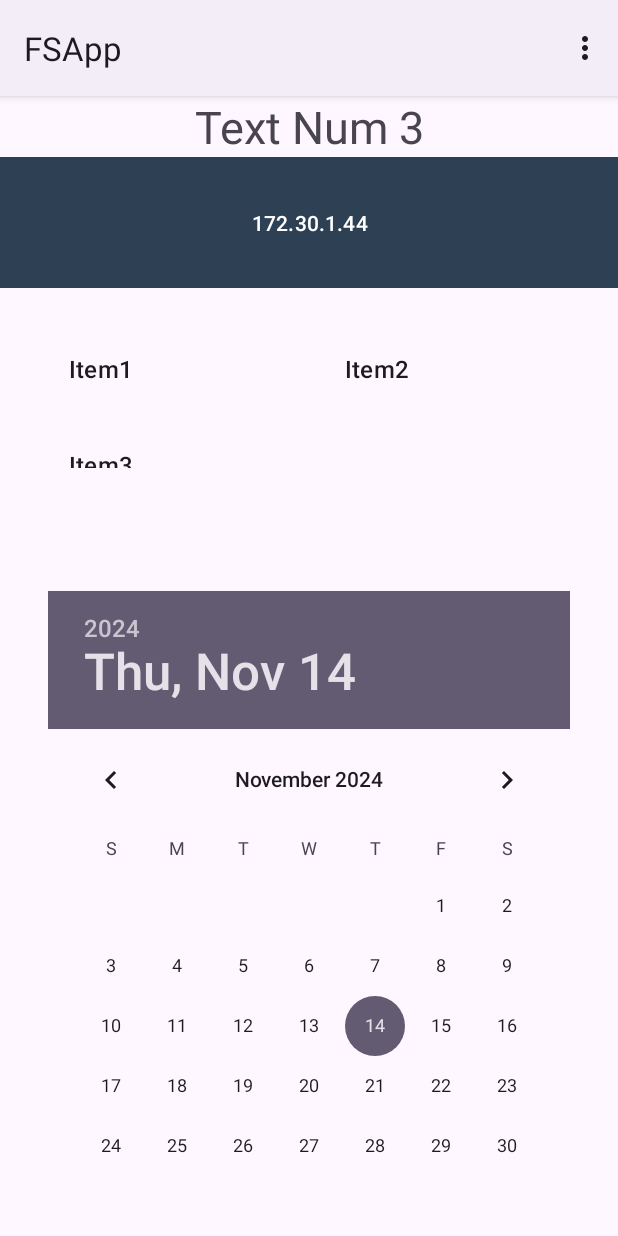
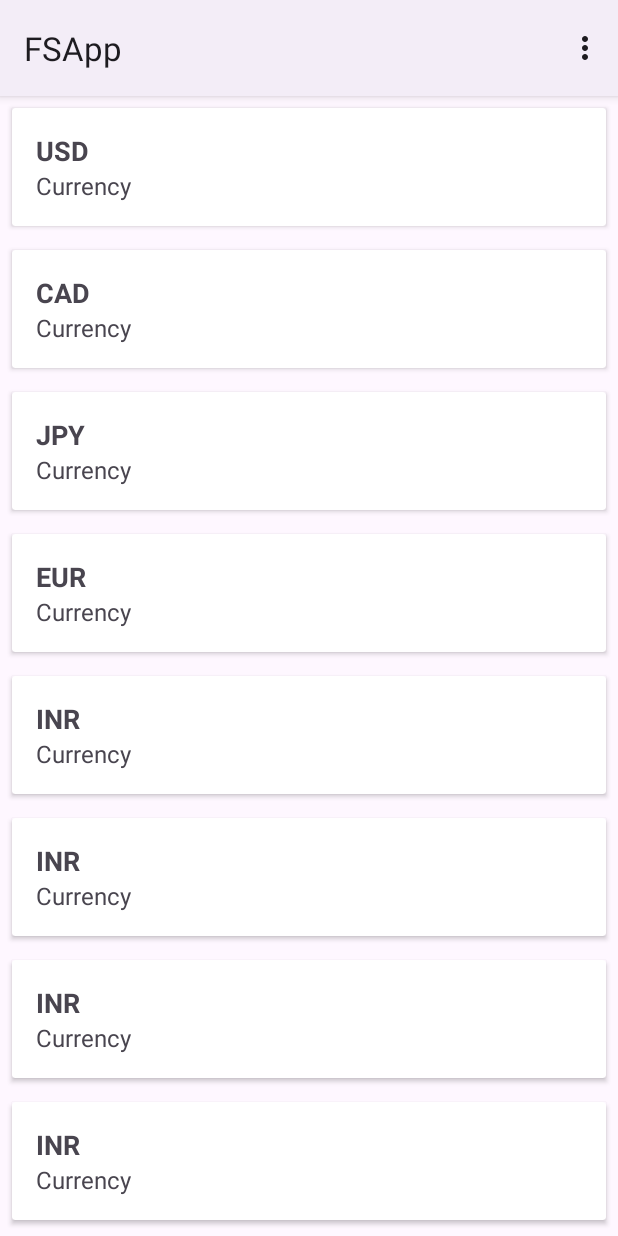
Before and after one commit to otabek05/android_java, an Android app: the screen it shows after launch (MainActivity), on a phone screen of 412 x 824 dp. Run offline under Robolectric (Android 15) with nearby library versions, the phone set to English and light mode, and no system bars.

Commit message:
RecycleView Click has been checked

```diff
--- a/app/build.gradle.kts
+++ b/app/build.gradle.kts
@@ -36,6 +36,9 @@ android {
 
 dependencies {
 
+    implementation("com.google.android.material:material:1.8.0")
+    implementation("androidx.recyclerview:recyclerview:1.2.1")  // RecyclerView dependency
+    implementation("androidx.cardview:cardview:1.0.0")
     implementation(libs.appcompat)
     implementation(libs.material)
     implementation(libs.activity)
--- a/app/src/main/java/com/daeryuk/fsapp/MainActivity.java
+++ b/app/src/main/java/com/daeryuk/fsapp/MainActivity.java
@@ -22,46 +22,59 @@ import android.widget.Toast;
 
 import androidx.annotation.NonNull;
 import androidx.appcompat.app.AppCompatActivity;
+import androidx.recyclerview.widget.LinearLayoutManager;
+import androidx.recyclerview.widget.RecyclerView;
+
+import com.daeryuk.fsapp.adapters.MyRecycleViewAdapter;
+import com.daeryuk.fsapp.models.Country;
+import com.daeryuk.fsapp.repo.ItemClickListener;
+
+import java.util.ArrayList;
+import java.util.Arrays;
+import java.util.List;
 
 
-public class MainActivity extends AppCompatActivity {
-    Button btn;
-    DatePicker date;
-    TextView three;
-    ProgressBar progressBar;
+public class MainActivity extends AppCompatActivity  implements ItemClickListener {
+
+    List<Country> countryList = new ArrayList<>();
+
     @Override
     protected void onCreate(Bundle savedInstanceState) {
         super.onCreate(savedInstanceState);
         setContentView(R.layout.activity_main);
-        GridView gridView =  findViewById(R.id.gridView);
-        btn = findViewById(R.id.button);
-        date = findViewById(R.id.date);
-        three =  findViewById(R.id.three);
-        progressBar = findViewById(R.id.progressBar);
+        RecyclerView recyclerView = findViewById(R.id.recycler_view);
+        MyRecycleViewAdapter adapter;
+        LinearLayoutManager layoutManager = new LinearLayoutManager(this);
 
-        String[] items = {"Item1", "Item2", "Item3"};
+        countryList.add(new Country("United States", "USD"));
+        countryList.add(new Country("Canada", "CAD"));
+        countryList.add(new Country("Japan", "JPY"));
+        countryList.add(new Country("Germany", "EUR"));
+        countryList.add(new Country("India", "INR"));
+        countryList.add(new Country("India", "INR"));
+        countryList.add(new Country("India", "INR"));
+        countryList.add(new Country("India", "INR"));
+        countryList.add(new Country("India", "INR"));
+        countryList.add(new Country("India", "INR"));
+        countryList.add(new Country("India", "INR"));
+        countryList.add(new Country("India", "INR"));
+        countryList.add(new Country("India", "INR"));
+        countryList.add(new Country("India", "INR"));
+        countryList.add(new Country("India", "INR"));
+        countryList.add(new Country("India", "INR"));
+        countryList.add(new Country("India", "INR"));
+        countryList.add(new Country("India", "INR"));
+        countryList.add(new Country("India", "INR"));
+        countryList.add(new Country("India", "INR"));
+        countryList.add(new Country("India", "INR"));
+        countryList.add(new Country("India", "INR"));
+        countryList.add(new Country("India", "INR"));
 
-        ArrayAdapter<String> adapter = new ArrayAdapter<>(this, android.R.layout.simple_list_item_1, items);
-        gridView.setAdapter(adapter);
-        btn.setOnClickListener(new View.OnClickListener() {
-            @Override
-            public void onClick(View view) {
-               int day = date.getDayOfMonth();
-               int month = date.getMonth();
-               int year = date.getYear();
-               progressBar.setVisibility(View.VISIBLE);
 
-               new Handler().postDelayed(new Runnable() {
-                   @Override
-                   public void run() {
-                       String dateString = String.format("%02d-%02d-%d", day, month+1, year);
-                       three.setText(dateString);
-                       progressBar.setVisibility(View.GONE);
-                   }
-               }, 2000);
-
-            }
-        });
+        adapter = new MyRecycleViewAdapter(countryList);
+       adapter.setClickListener(this);
+       recyclerView.setLayoutManager(layoutManager);
+       recyclerView.setAdapter(adapter);
 
 
 
@@ -137,5 +150,8 @@ public class MainActivity extends AppCompatActivity {
     }
 
 
-
+    @Override
+    public void onClick(View v, int position) {
+        Toast.makeText(this, "You choose" + countryList.get(position).getName(), Toast.LENGTH_SHORT).show();
+    }
 }
--- a/app/src/main/java/com/daeryuk/fsapp/MyCustomAdapter.java
+++ b/app/src/main/java/com/daeryuk/fsapp/adapters/MyCustomAdapter.java
@@ -1,4 +1,4 @@
-package com.daeryuk.fsapp;
+package com.daeryuk.fsapp.adapters;
 
 import android.content.Context;
 import android.view.LayoutInflater;
@@ -7,6 +7,7 @@ import android.view.ViewGroup;
 import android.widget.BaseAdapter;
 import android.widget.TextView;
 
+import com.daeryuk.fsapp.R;
 import com.daeryuk.fsapp.models.Country;
 
 import java.util.List;
--- /dev/null
+++ b/app/src/main/java/com/daeryuk/fsapp/adapters/MyRecycleViewAdapter.java
@@ -0,0 +1,68 @@
+package com.daeryuk.fsapp.adapters;
+
+import android.view.LayoutInflater;
+import android.view.View;
+import android.view.ViewGroup;
+import android.widget.TextView;
+
+import androidx.annotation.NonNull;
+import androidx.recyclerview.widget.RecyclerView;
+
+import com.daeryuk.fsapp.R;
+import com.daeryuk.fsapp.models.Country;
+import com.daeryuk.fsapp.repo.ItemClickListener;
+
+import java.util.List;
+
+public class MyRecycleViewAdapter extends RecyclerView.Adapter<MyRecycleViewAdapter.MyViewHolder> {
+
+    private List<Country>  countries;
+    private ItemClickListener clickListener;
+
+    public void setClickListener(ItemClickListener listener) {
+        this.clickListener = listener;
+    }
+
+    public MyRecycleViewAdapter (List<Country> countries) {
+        this.countries = countries;
+    }
+
+    @NonNull
+    @Override
+    public MyViewHolder onCreateViewHolder(@NonNull ViewGroup parent, int viewType) {
+        View itemView = LayoutInflater.from(parent.getContext()).inflate(R.layout.item_country,parent, false);
+        return new MyViewHolder(itemView);
+    }
+
+    @Override
+    public void onBindViewHolder(@NonNull MyViewHolder holder, int position) {
+        Country country = countries.get(position);
+        holder.name.setText(country.getName());
+        holder.currency.setText(country.getCurrency());
+    }
+
+    @Override
+    public int getItemCount() {
+        return countries.size();
+    }
+
+    public  class MyViewHolder extends RecyclerView.ViewHolder implements View.OnClickListener {
+        TextView name;
+        TextView currency;
+        public MyViewHolder(@NonNull View itemView) {
+            super(itemView);
+            name = itemView.findViewById(R.id.country_name);
+            currency = itemView.findViewById(R.id.country_name);
+
+            itemView.setOnClickListener(this);
+        }
+
+        @Override
+        public void onClick(View v) {
+
+            if(clickListener != null) {
+                clickListener.onClick(v, getAbsoluteAdapterPosition());
+            }
+        }
+    }
+}
--- /dev/null
+++ b/app/src/main/java/com/daeryuk/fsapp/repo/ItemClickListener.java
@@ -0,0 +1,9 @@
+package com.daeryuk.fsapp.repo;
+
+import android.view.View;
+
+public interface ItemClickListener {
+    void onClick(View v, int position);
+
+
+}
--- a/app/src/main/res/layout/activity_main.xml
+++ b/app/src/main/res/layout/activity_main.xml
@@ -1,72 +1,10 @@
 <?xml version="1.0" encoding="utf-8"?>
-<androidx.constraintlayout.widget.ConstraintLayout
-    xmlns:android="http://schemas.android.com/apk/res/android"
-    xmlns:app="http://schemas.android.com/apk/res-auto"
-    xmlns:tools="http://schemas.android.com/tools"
-    android:id="@+id/main"
+<RelativeLayout xmlns:android="http://schemas.android.com/apk/res/android"
     android:layout_width="match_parent"
-    android:layout_height="match_parent"
-    tools:context=".MainActivity">
+    android:layout_height="match_parent">
 
-    <TextView
-        android:id="@+id/three"
-        android:layout_width="wrap_content"
-        android:layout_height="wrap_content"
-        android:text="Text Num 3"
-        android:textAlignment="center"
-        android:textSize="30sp"
-        app:layout_constraintEnd_toEndOf="parent"
-        app:layout_constraintStart_toStartOf="parent"
-        app:layout_constraintTop_toTopOf="parent"
-        app:layout_constraintBottom_toTopOf="@id/button"
-        app:layout_constraintVertical_bias="0.3" />
-
-    <Button
-        android:id="@+id/button"
+    <androidx.recyclerview.widget.RecyclerView
+        android:id="@+id/recycler_view"
         android:layout_width="match_parent"
-        android:layout_height="wrap_content"
-        android:text="@string/server"
-        android:background="@color/menu_button"
-        app:layout_constraintStart_toStartOf="parent"
-        app:layout_constraintEnd_toEndOf="parent"
-        app:layout_constraintTop_toBottomOf="@id/three"
-        android:padding="30sp" />
-
-    <GridView
-        android:id="@+id/gridView"
-        android:layout_width="match_parent"
-        android:layout_height="150dp"
-        android:columnWidth="150dp"
-        android:horizontalSpacing="16dp"
-        android:numColumns="2"
-        android:padding="30sp"
-        android:stretchMode="columnWidth"
-        android:verticalSpacing="16dp"
-        app:layout_constraintTop_toBottomOf="@id/button"
-        app:layout_constraintStart_toStartOf="parent"
-        app:layout_constraintEnd_toEndOf="parent"
-        app:layout_constraintBottom_toBottomOf="parent"
-        app:layout_constraintHorizontal_bias="0.5"
-        app:layout_constraintVertical_bias="0.0" />
-
-    <DatePicker
-        android:id="@+id/date"
-        android:layout_width="wrap_content"
-        android:layout_height="wrap_content"
-        app:layout_constraintEnd_toEndOf="parent"
-        app:layout_constraintStart_toStartOf="parent"
-        app:layout_constraintBottom_toBottomOf="parent"
-        android:layout_marginTop="32dp" />
-
-    <ProgressBar
-        android:id="@+id/progressBar"
-        android:layout_width="wrap_content"
-        android:layout_height="wrap_content"
-        android:layout_centerInParent="true"
-        android:visibility="gone"
-        android:indeterminate="true"
-        app:layout_constraintStart_toStartOf="parent"
-        app:layout_constraintEnd_toEndOf="parent"
-        app:layout_constraintTop_toTopOf="parent"
-        app:layout_constraintBottom_toBottomOf="parent" />
-</androidx.constraintlayout.widget.ConstraintLayout>
+        android:layout_height="match_parent" />
+</RelativeLayout>
--- /dev/null
+++ b/app/src/main/res/layout/item_country.xml
@@ -0,0 +1,31 @@
+<?xml version="1.0" encoding="utf-8"?>
+<androidx.cardview.widget.CardView xmlns:android="http://schemas.android.com/apk/res/android"
+    android:layout_width="match_parent"
+    android:layout_height="wrap_content"
+    android:layout_margin="8dp"
+
+    android:radius="8dp">
+
+    <LinearLayout
+        android:layout_width="match_parent"
+        android:layout_height="wrap_content"
+        android:orientation="vertical"
+        android:padding="16dp">
+
+        <TextView
+            android:id="@+id/country_name"
+            android:layout_width="wrap_content"
+            android:layout_height="wrap_content"
+            android:text="Country Name"
+            android:textSize="18sp"
+            android:textStyle="bold"/>
+
+        <TextView
+            android:id="@+id/currency_name"
+            android:layout_width="wrap_content"
+            android:layout_height="wrap_content"
+            android:text="Currency"
+            android:textSize="16sp"/>
+
+    </LinearLayout>
+</androidx.cardview.widget.CardView>
--- a/app/src/main/res/layout/my_list_item.xml
+++ b/app/src/main/res/layout/my_list_item.xml
@@ -1,40 +1,38 @@
-<?xml version="1.0" encoding="utf-8"?>
 <androidx.constraintlayout.widget.ConstraintLayout
     xmlns:android="http://schemas.android.com/apk/res/android"
     xmlns:app="http://schemas.android.com/apk/res-auto"
     android:layout_width="match_parent"
     android:layout_height="match_parent">
 
-    <!-- Container for both TextViews with background -->
+    <!-- Container for the TextViews -->
     <LinearLayout
         android:id="@+id/container"
-        android:layout_width="0dp"
-        android:layout_height="wrap_content"
-        android:layout_marginTop="64dp"
+        android:layout_width="wrap_content"
+        android:layout_height="120dp"
+        android:layout_marginStart="160dp"
+        android:background="@color/menu_button"
+
         android:orientation="vertical"
-        app:layout_constraintTop_toTopOf="parent"
+        android:padding="5dp"
         app:layout_constraintStart_toStartOf="parent"
-        app:layout_constraintEnd_toEndOf="parent"
-    android:padding="16dp">
+        app:layout_constraintTop_toTopOf="parent">
 
         <TextView
             android:id="@+id/text1"
             android:layout_width="match_parent"
-        android:layout_height="wrap_content"
-        android:padding="10dp"
+            android:layout_height="0dp"
+
             android:text="first"
             android:textColor="@color/red"
-        android:textSize="32sp"/>
+            android:textSize="32sp" />
 
         <TextView
             android:id="@+id/text2"
             android:layout_width="match_parent"
             android:layout_height="wrap_content"
-        android:padding="10dp"
             android:text="second"
             android:textColor="@color/menu_button"
-        android:textSize="12sp"/>
-
+            android:textSize="12sp" />
     </LinearLayout>
 
 </androidx.constraintlayout.widget.ConstraintLayout>
```
Also changed, not shown: app/src/main/java/com/daeryuk/fsapp/Second.java (+1 -7 lines). Lines whose indentation alone changed are shown as unchanged.
